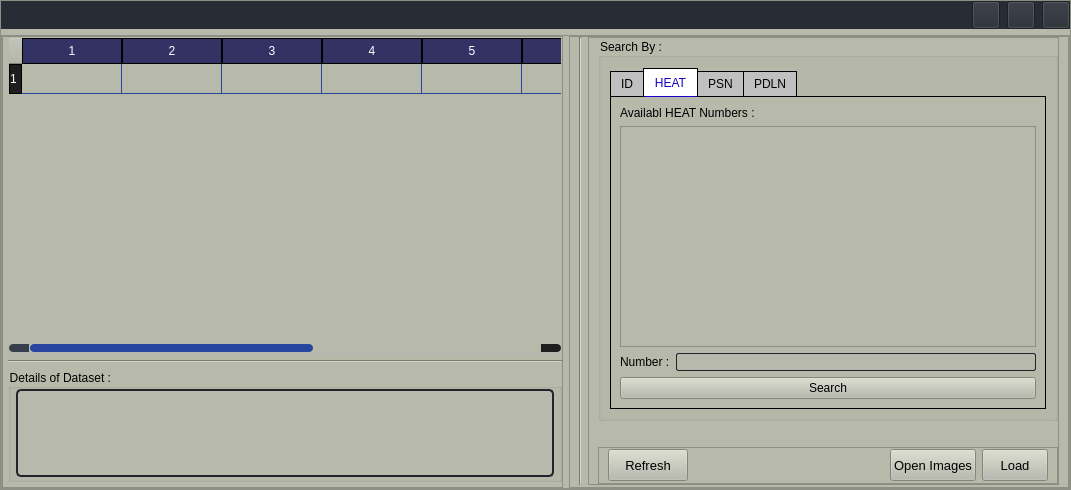
The window that Sheet_loader_win/data_loader.ui (DORSA-co/trainApp_oxin) describes before a commit, drawn with Qt 5.
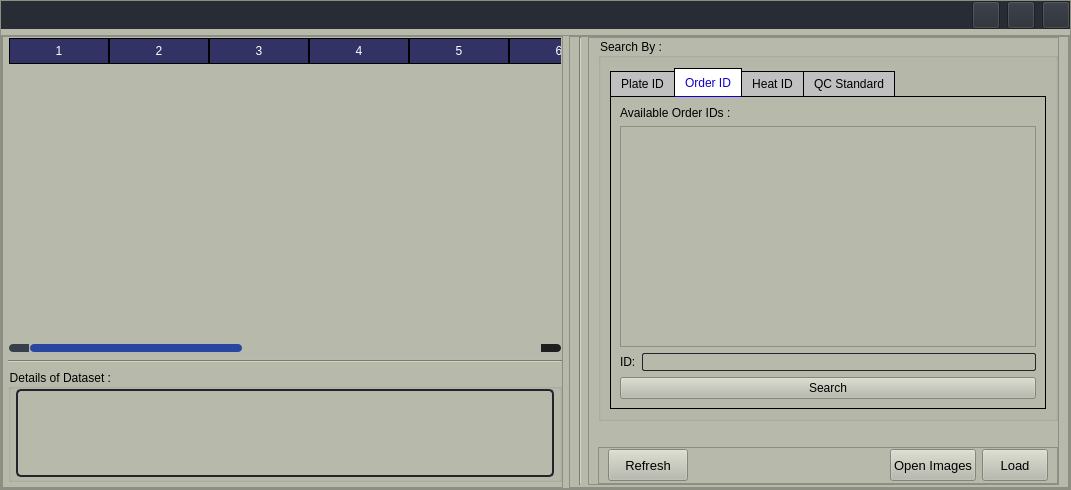
The same window after the commit. The open tabs and pages were chosen to show the change. Icons and pictures are not drawn.

```diff
--- a/Sheet_loader_win/data_loader.ui
+++ b/Sheet_loader_win/data_loader.ui
@@ -829,12 +829,11 @@
                 <bool>true</bool>
                </property>
                <property name="rowCount">
-                <number>1</number>
+                <number>0</number>
                </property>
                <property name="columnCount">
-                <number>9</number>
+                <number>12</number>
                </property>
-               <row/>
                <column>
                 <property name="text">
                  <string>1</string>
@@ -852,6 +851,9 @@
                <column/>
                <column/>
                <column/>
+               <column/>
+               <column/>
+               <column/>
               </widget>
              </item>
              <item>
@@ -1071,7 +1073,7 @@
                      </property>
                      <widget class="QWidget" name="id_page">
                       <attribute name="title">
-                       <string>ID</string>
+                       <string>Plate ID</string>
                       </attribute>
                       <layout class="QVBoxLayout" name="verticalLayout_5">
                        <item>
@@ -1119,7 +1121,7 @@
                      </widget>
                      <widget class="QWidget" name="heat_number_page">
                       <attribute name="title">
-                       <string>HEAT</string>
+                       <string>Order ID</string>
                       </attribute>
                       <attribute name="toolTip">
                        <string>heat number</string>
@@ -1128,7 +1130,7 @@
                        <item>
                         <widget class="QLabel" name="label_5">
                          <property name="text">
-                          <string>Availabl HEAT Numbers :</string>
+                          <string>Available Order IDs :</string>
                          </property>
                         </widget>
                        </item>
@@ -1140,12 +1142,12 @@
                          <item>
                           <widget class="QLabel" name="label_4">
                            <property name="text">
-                            <string>Number :</string>
+                            <string>ID:</string>
                            </property>
                           </widget>
                          </item>
                          <item>
-                          <widget class="QLineEdit" name="line_search_heat">
+                          <widget class="QLineEdit" name="line_search_order">
                            <property name="minimumSize">
                             <size>
                              <width>150</width>
@@ -1170,7 +1172,7 @@
                      </widget>
                      <widget class="QWidget" name="psn_page">
                       <attribute name="title">
-                       <string>PSN</string>
+                       <string>Heat ID</string>
                       </attribute>
                       <attribute name="toolTip">
                        <string>Product Schedule Number</string>
@@ -1196,7 +1198,7 @@
                           </widget>
                          </item>
                          <item>
-                          <widget class="QLineEdit" name="line_search_psn">
+                          <widget class="QLineEdit" name="line_search_heat">
                            <property name="minimumSize">
                             <size>
                              <width>150</width>
@@ -1221,7 +1223,7 @@
                      </widget>
                      <widget class="QWidget" name="PDLN_page">
                       <attribute name="title">
-                       <string>PDLN</string>
+                       <string>QC Standard</string>
                       </attribute>
                       <attribute name="toolTip">
                        <string>Product Drift Line Number</string>
```
Left out of the diff: 36 changed lines with no effect on the pictures.
